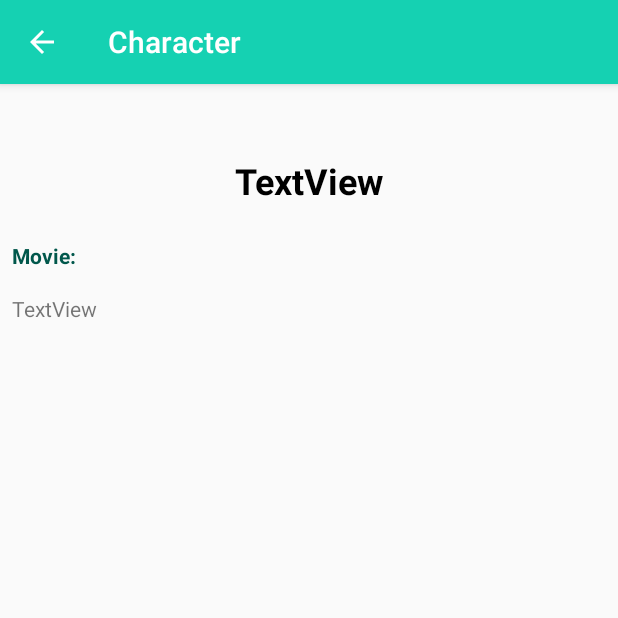
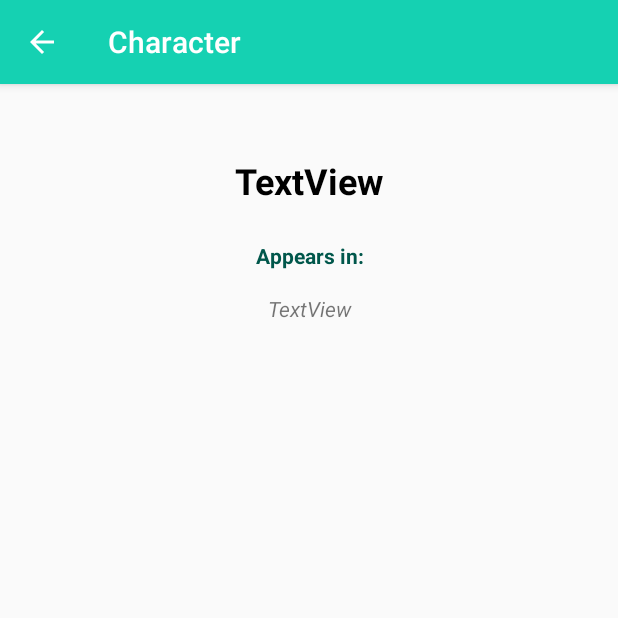
Before and after one commit to MiquelColba/SimpleMVPExample, an Android app: the CharacterDetails screen opened directly, with no data from a screen before it, on a phone screen of 412 x 824 dp, the top half of it. Run offline under Robolectric (Android 15) with nearby library versions, the phone set to English and light mode, and no system bars; 4 statements that could not run were skipped.

Commit message:
edit/delete functionallity

```diff
--- a/app/src/main/java/com/simplemvpexample/app/data/db/DBListener.java
+++ b/app/src/main/java/com/simplemvpexample/app/data/db/DBListener.java
@@ -7,4 +7,8 @@ import java.util.List;
 public interface DBListener {
 
     void onCharactersAvailable(List<EvilCharacter> characters);
+
+    void onCharacterDeleted(int characterID);
+
+    void onCharacterUpdated(int characterID);
 }
--- a/app/src/main/java/com/simplemvpexample/app/data/db/EvilCharacterDAO.java
+++ b/app/src/main/java/com/simplemvpexample/app/data/db/EvilCharacterDAO.java
@@ -4,6 +4,7 @@ import android.arch.persistence.room.Dao;
 import android.arch.persistence.room.Delete;
 import android.arch.persistence.room.Insert;
 import android.arch.persistence.room.Query;
+import android.arch.persistence.room.Update;
 
 import com.simplemvpexample.app.data.model.EvilCharacter;
 
@@ -16,7 +17,10 @@ public interface EvilCharacterDAO {
     void insert(EvilCharacter character);
 
     @Delete
-    void delete(EvilCharacter character);
+    int delete(EvilCharacter character);
+
+    @Update
+    int update(EvilCharacter character);
 
     @Query( "SELECT * FROM evil_characters" )
     List<EvilCharacter> getAllCharacters();
--- /dev/null
+++ b/app/src/main/res/drawable/ic_delete_24dp.xml
@@ -0,0 +1,5 @@
+<vector android:height="24dp" android:tint="#FFFFFF"
+    android:viewportHeight="24.0" android:viewportWidth="24.0"
+    android:width="24dp" xmlns:android="http://schemas.android.com/apk/res/android">
+    <path android:fillColor="#FF000000" android:pathData="M6,19c0,1.1 0.9,2 2,2h8c1.1,0 2,-0.9 2,-2V7H6v12zM19,4h-3.5l-1,-1h-5l-1,1H5v2h14V4z"/>
+</vector>
--- a/app/src/main/res/layout/character_details.xml
+++ b/app/src/main/res/layout/character_details.xml
@@ -50,23 +50,30 @@
 
     <TextView
         android:id="@+id/textView2"
-        android:layout_width="wrap_content"
+        android:layout_width="0dp"
         android:layout_height="wrap_content"
         android:layout_marginStart="8dp"
         android:layout_marginTop="24dp"
-        android:text="@string/text_movie"
+        android:layout_marginEnd="8dp"
+        android:text="@string/text_appears_in"
+        android:textAlignment="center"
         android:textColor="@color/colorPrimaryDark"
         android:textStyle="bold"
+        app:layout_constraintEnd_toEndOf="parent"
         app:layout_constraintStart_toStartOf="parent"
         app:layout_constraintTop_toBottomOf="@+id/tvName" />
 
     <TextView
         android:id="@+id/tvMovie"
-        android:layout_width="wrap_content"
+        android:layout_width="0dp"
         android:layout_height="wrap_content"
         android:layout_marginStart="8dp"
         android:layout_marginTop="16dp"
+        android:layout_marginEnd="8dp"
         android:text="TextView"
+        android:textAlignment="center"
+        android:textStyle="italic"
+        app:layout_constraintEnd_toEndOf="parent"
         app:layout_constraintStart_toStartOf="parent"
         app:layout_constraintTop_toBottomOf="@+id/textView2" />
 
--- a/app/src/main/res/values/strings.xml
+++ b/app/src/main/res/values/strings.xml
@@ -4,6 +4,7 @@
     <string name="list_of_characters">Evil characters</string>
     <string name="text_movie">Movie:</string>
     <string name="text_name">Name:</string>
+    <string name="text_appears_in">Appears in:</string>
     <string name="name_hint">Set a name</string>
     <string name="movie_hint">Set a movie</string>
 
@@ -11,5 +12,6 @@
     <string name="default_no_movie">No movie set</string>
 
     <string name="menu_save">Save</string>
+    <string name="menu_delete">Delete</string>
 
 </resources>
```
Also changed, not shown: app/src/main/java/com/simplemvpexample/app/data/db/CharactersDB.java (+52 -7 lines), app/src/main/java/com/simplemvpexample/app/screens/ListOfCharacters.java (+27 -2 lines), app/src/main/java/com/simplemvpexample/app/screens/NewCharacter.java (+47 -9 lines), app/src/main/res/menu/save_delete_menu.xml (added, +15 -0 lines), app/src/main/res/menu/save_menu.xml (renamed from app/src/main/res/menu/add_edit_menu.xml).
